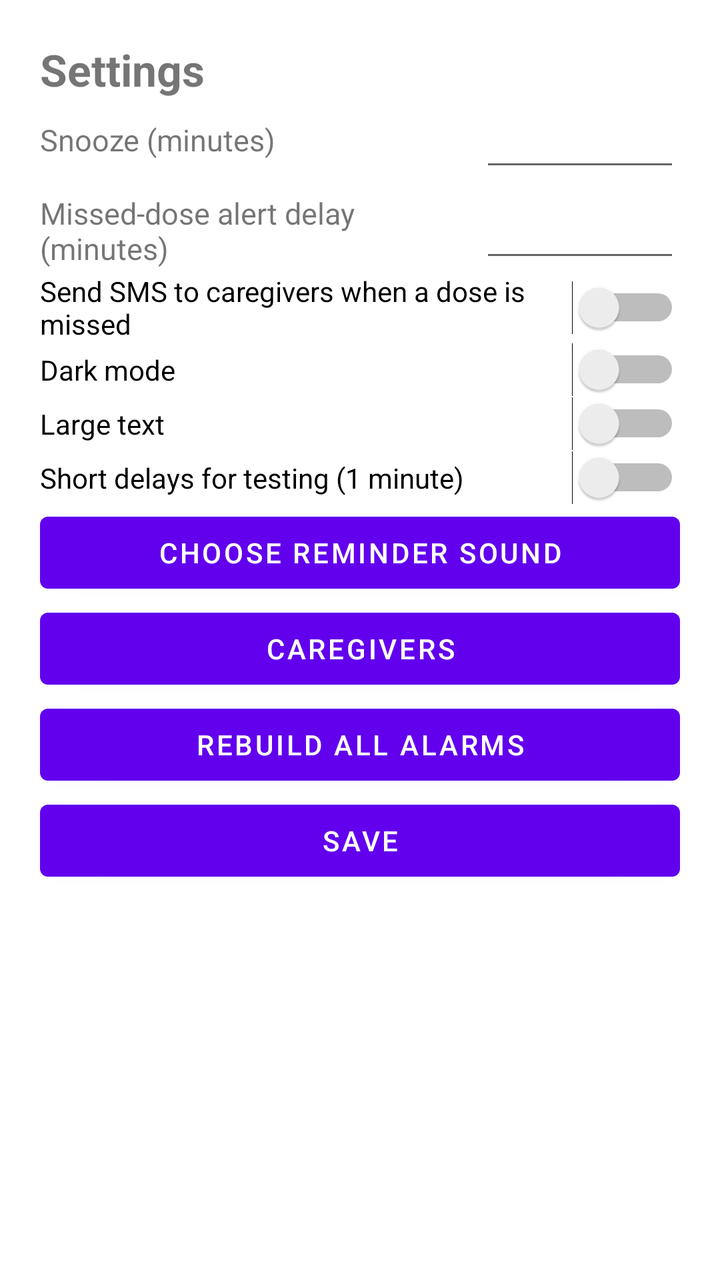
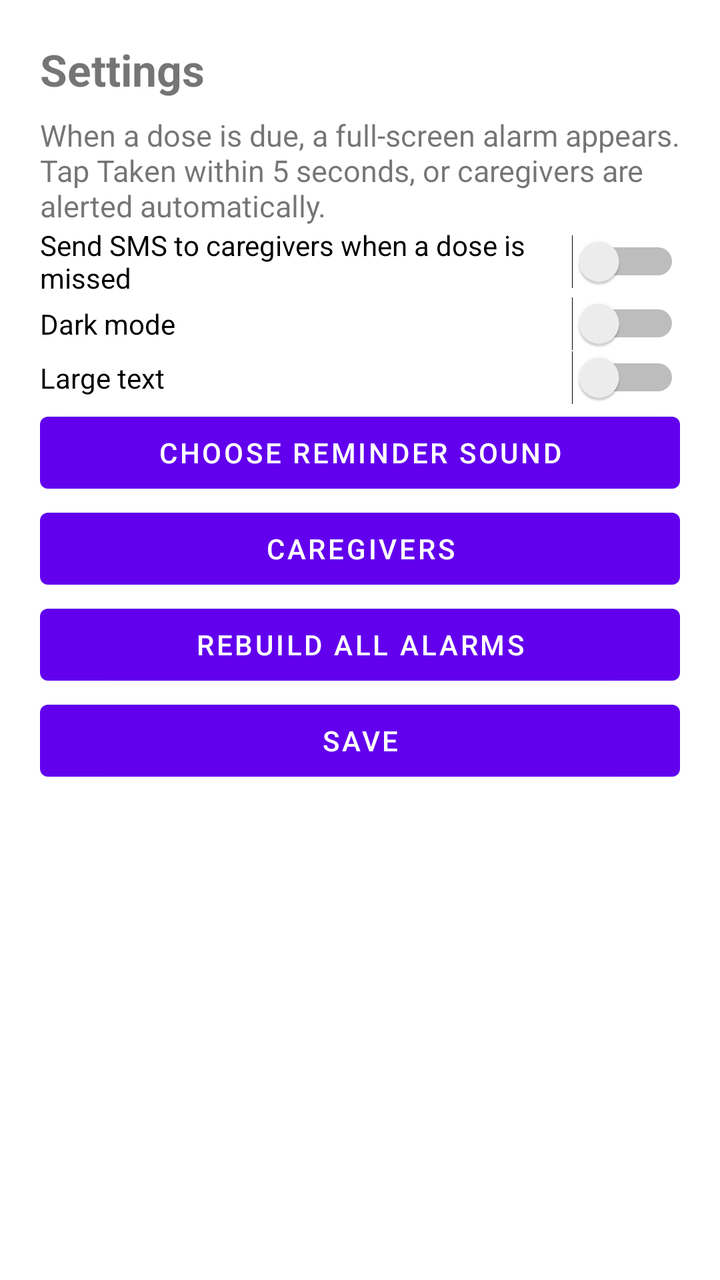

The first picture is an Android layout as it rendered before a commit; the second is the same layout after the commit. The layout source and the unified diff follow.
<!-- AndroidManifest.xml: application theme Theme.MediReminder -->
<!-- res/layout/fragment_settings.xml -->
<?xml version="1.0" encoding="utf-8"?>
<ScrollView
    xmlns:android="http://schemas.android.com/apk/res/android"
    android:layout_width="match_parent"
    android:layout_height="match_parent"
    android:fillViewport="true">

    <LinearLayout
        android:layout_width="match_parent"
        android:layout_height="wrap_content"
        android:orientation="vertical"
        android:padding="20dp">

        <TextView
            android:layout_width="match_parent"
            android:layout_height="wrap_content"
            android:text="@string/tab_settings"
            android:textSize="22sp"
            android:textStyle="bold" />

        <LinearLayout
            android:layout_width="match_parent"
            android:layout_height="wrap_content"
            android:orientation="horizontal"
            android:gravity="center_vertical">

            <TextView
                android:id="@+id/snoozeLabel"
                android:layout_width="0dp"
                android:layout_height="wrap_content"
                android:layout_weight="1"
                android:labelFor="@id/snoozeInput"
                android:text="@string/hint_snooze"
                android:textSize="15sp" />

            <EditText
                android:id="@+id/snoozeInput"
                android:layout_width="100dp"
                android:layout_height="wrap_content"
                android:inputType="number"
                android:importantForAutofill="no" />
        </LinearLayout>

        <LinearLayout
            android:layout_width="match_parent"
            android:layout_height="wrap_content"
            android:orientation="horizontal"
            android:gravity="center_vertical"
            android:layout_marginTop="4dp">

            <TextView
                android:id="@+id/alertDelayLabel"
                android:layout_width="0dp"
                android:layout_height="wrap_content"
                android:layout_weight="1"
                android:labelFor="@id/alertDelayInput"
                android:text="@string/hint_alert_delay"
                android:textSize="15sp" />

            <EditText
                android:id="@+id/alertDelayInput"
                android:layout_width="100dp"
                android:layout_height="wrap_content"
                android:inputType="number"
                android:importantForAutofill="no" />
        </LinearLayout>

        <Switch
            android:id="@+id/alertEnabledSwitch"
            android:layout_width="match_parent"
            android:layout_height="wrap_content"
            android:text="@string/setting_alert_enabled" />

        <Switch
            android:id="@+id/darkModeSwitch"
            android:layout_width="match_parent"
            android:layout_height="wrap_content"
            android:text="@string/setting_dark_mode" />

        <Switch
            android:id="@+id/largeTextSwitch"
            android:layout_width="match_parent"
            android:layout_height="wrap_content"
            android:text="@string/setting_large_text" />

        <Switch
            android:id="@+id/debugSwitch"
            android:layout_width="match_parent"
            android:layout_height="wrap_content"
            android:text="@string/setting_debug" />

        <Button
            android:id="@+id/ringtoneButton"
            android:layout_width="match_parent"
            android:layout_height="wrap_content"
            android:text="@string/setting_ringtone" />

        <Button
            android:id="@+id/caregiversSettingsButton"
            android:layout_width="match_parent"
            android:layout_height="wrap_content"
            android:text="@string/caregivers_button" />

        <Button
            android:id="@+id/rescheduleButton"
            android:layout_width="match_parent"
            android:layout_height="wrap_content"
            android:text="@string/setting_reschedule" />

        <Button
            android:id="@+id/saveSettingsButton"
            android:layout_width="match_parent"
            android:layout_height="wrap_content"
            android:text="@string/save" />

    </LinearLayout>
</ScrollView>
<!-- resources referenced by this layout -->
<resources>
  <string name="caregivers_button">Caregivers</string>
  <string name="hint_alert_delay">Missed-dose alert delay (minutes)</string>
  <string name="hint_snooze">Snooze (minutes)</string>
  <string name="save">Save</string>
  <string name="setting_alert_enabled">Send SMS to caregivers when a dose is missed</string>
  <string name="setting_dark_mode">Dark mode</string>
  <string name="setting_debug">Short delays for testing (1 minute)</string>
  <string name="setting_large_text">Large text</string>
  <string name="setting_reschedule">Rebuild all alarms</string>
  <string name="setting_ringtone">Choose reminder sound</string>
  <string name="tab_settings">Settings</string>
  <style name="Theme.MediReminder" parent="Theme.MaterialComponents.DayNight.NoActionBar" />
</resources>

<!-- the commit's change to res/layout/fragment_settings.xml (unified diff, before → after) -->
@@ -18,52 +18,12 @@
             android:textSize="22sp"
             android:textStyle="bold" />
 
-        <LinearLayout
+        <TextView
             android:layout_width="match_parent"
             android:layout_height="wrap_content"
-            android:orientation="horizontal"
-            android:gravity="center_vertical">
-
-            <TextView
-                android:id="@+id/snoozeLabel"
-                android:layout_width="0dp"
-                android:layout_height="wrap_content"
-                android:layout_weight="1"
-                android:labelFor="@id/snoozeInput"
-                android:text="@string/hint_snooze"
-                android:textSize="15sp" />
-
-            <EditText
-                android:id="@+id/snoozeInput"
-                android:layout_width="100dp"
-                android:layout_height="wrap_content"
-                android:inputType="number"
-                android:importantForAutofill="no" />
-        </LinearLayout>
-
-        <LinearLayout
-            android:layout_width="match_parent"
-            android:layout_height="wrap_content"
-            android:orientation="horizontal"
-            android:gravity="center_vertical"
-            android:layout_marginTop="4dp">
-
-            <TextView
-                android:id="@+id/alertDelayLabel"
-                android:layout_width="0dp"
-                android:layout_height="wrap_content"
-                android:layout_weight="1"
-                android:labelFor="@id/alertDelayInput"
-                android:text="@string/hint_alert_delay"
-                android:textSize="15sp" />
-
-            <EditText
-                android:id="@+id/alertDelayInput"
-                android:layout_width="100dp"
-                android:layout_height="wrap_content"
-                android:inputType="number"
-                android:importantForAutofill="no" />
-        </LinearLayout>
+            android:layout_marginTop="8dp"
+            android:text="@string/alarm_timeout_note"
+            android:textSize="15sp" />
 
         <Switch
             android:id="@+id/alertEnabledSwitch"
@@ -82,12 +42,6 @@
             android:layout_width="match_parent"
             android:layout_height="wrap_content"
             android:text="@string/setting_large_text" />
-
-        <Switch
-            android:id="@+id/debugSwitch"
-            android:layout_width="match_parent"
-            android:layout_height="wrap_content"
-            android:text="@string/setting_debug" />
 
         <Button
             android:id="@+id/ringtoneButton"
<!-- resource entries referenced after the edit -->
@@ -1,12 +1,10 @@
 <!-- resources referenced by this layout -->
 <resources>
+  <string name="alarm_timeout_note">When a dose is due, a full-screen alarm appears. Tap Taken within 5 seconds, or caregivers are alerted automatically.</string>
   <string name="caregivers_button">Caregivers</string>
-  <string name="hint_alert_delay">Missed-dose alert delay (minutes)</string>
-  <string name="hint_snooze">Snooze (minutes)</string>
   <string name="save">Save</string>
   <string name="setting_alert_enabled">Send SMS to caregivers when a dose is missed</string>
   <string name="setting_dark_mode">Dark mode</string>
-  <string name="setting_debug">Short delays for testing (1 minute)</string>
   <string name="setting_large_text">Large text</string>
   <string name="setting_reschedule">Rebuild all alarms</string>
   <string name="setting_ringtone">Choose reminder sound</string>
